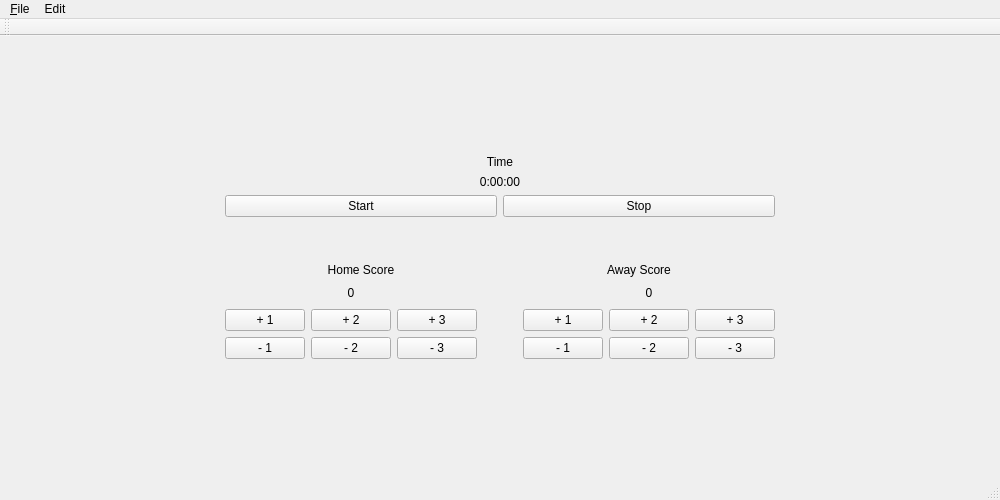
This is controls.ui in scherfan/WLG_Scoreboard as Qt 5 draws it before an edit. The edited form follows.
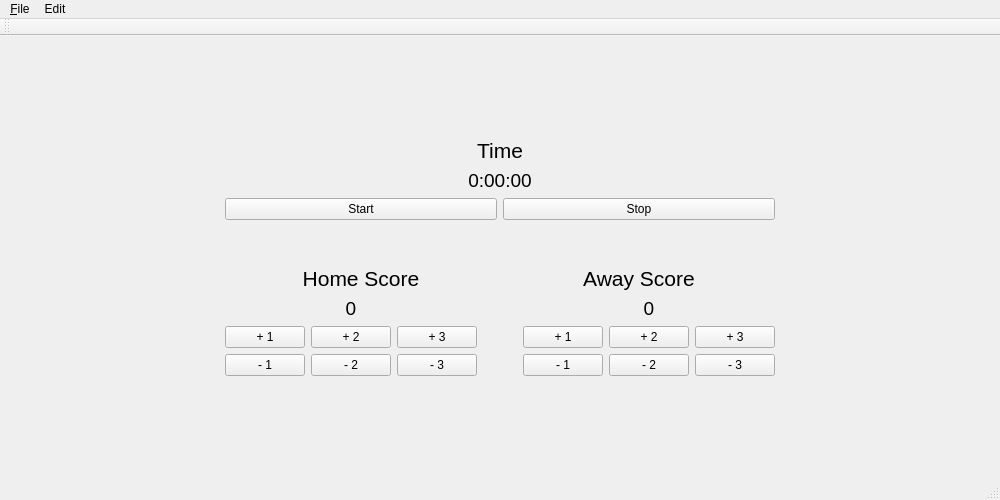
This is the edited form.

Commit message: Updated to-do, now clock label ticks with clock.

Diff of the .ui file:
```diff
--- a/controls.ui
+++ b/controls.ui
@@ -63,6 +63,11 @@
       </property>
       <item>
        <widget class="QLabel" name="time_label">
+        <property name="font">
+         <font>
+          <pointsize>16</pointsize>
+         </font>
+        </property>
         <property name="text">
          <string>Time</string>
         </property>
@@ -73,6 +78,11 @@
       </item>
       <item>
        <widget class="QLabel" name="clock">
+        <property name="font">
+         <font>
+          <pointsize>14</pointsize>
+         </font>
+        </property>
         <property name="text">
          <string>0:00:00</string>
         </property>
@@ -119,6 +129,11 @@
        <layout class="QHBoxLayout" name="horizontalLayout">
         <item>
          <widget class="QLabel" name="home_label">
+          <property name="font">
+           <font>
+            <pointsize>16</pointsize>
+           </font>
+          </property>
           <property name="text">
            <string>Home Score</string>
           </property>
@@ -129,6 +144,11 @@
         </item>
         <item>
          <widget class="QLabel" name="away_label">
+          <property name="font">
+           <font>
+            <pointsize>16</pointsize>
+           </font>
+          </property>
           <property name="text">
            <string>Away Score</string>
           </property>
@@ -143,6 +163,11 @@
        <layout class="QHBoxLayout" name="horizontalLayout_2">
         <item>
          <widget class="QLabel" name="home_score">
+          <property name="font">
+           <font>
+            <pointsize>14</pointsize>
+           </font>
+          </property>
           <property name="text">
            <string>0</string>
           </property>
@@ -169,6 +194,11 @@
         </item>
         <item>
          <widget class="QLabel" name="away_score">
+          <property name="font">
+           <font>
+            <pointsize>14</pointsize>
+           </font>
+          </property>
           <property name="text">
            <string>0</string>
           </property>
```
The commit also changes 6 other files.
